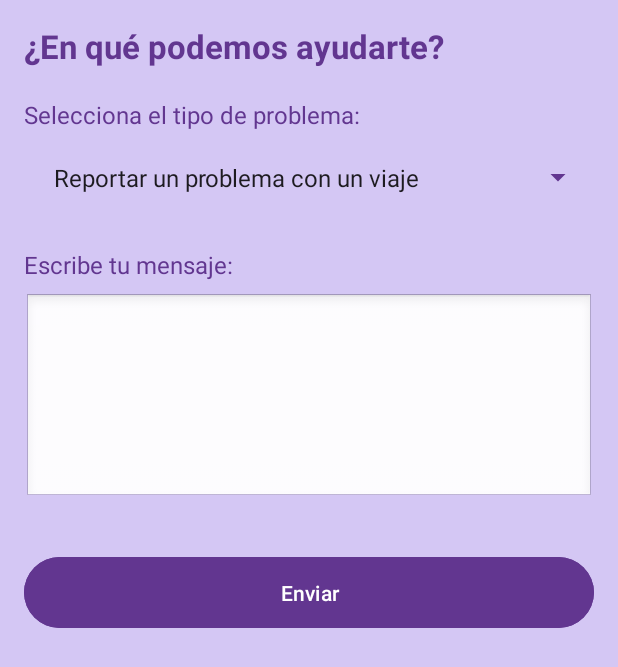
After one commit to micky16jhons24/safeher, an Android app: the AyudaActivity screen opened directly, with no data from a screen before it, on a phone screen of 412 x 824 dp. The commit adds this screen. Shown: the top 667 px of the screen. Run offline under Robolectric (Android 15) with nearby library versions, the phone set to English and light mode, and no system bars; Roboto replaces fonts that are not available here.

Commit message:
soporte Tecnico

```diff
--- a/app/src/main/AndroidManifest.xml
+++ b/app/src/main/AndroidManifest.xml
@@ -19,6 +19,9 @@
         android:supportsRtl="true"
         android:theme="@style/Theme.SAFEHER20"
         tools:targetApi="31">
+        <activity
+            android:name=".AyudaActivity"
+            android:exported="false" />
         <activity
             android:name=".CodigosActivity"
             android:exported="false" />
--- /dev/null
+++ b/app/src/main/java/com/example/safeher20/AyudaActivity.java
@@ -0,0 +1,49 @@
+package com.example.safeher20;
+
+import android.os.Bundle;
+import android.widget.ArrayAdapter;
+import android.widget.Button;
+import android.widget.EditText;
+import android.widget.Spinner;
+import android.widget.Toast;
+
+import androidx.appcompat.app.AppCompatActivity;
+
+public class AyudaActivity extends AppCompatActivity {
+
+    private Spinner spinnerTipoProblema;
+    private EditText editMensaje;
+    private Button btnEnviar;
+
+    @Override
+    protected void onCreate(Bundle savedInstanceState) {
+        super.onCreate(savedInstanceState);
+        setContentView(R.layout.activity_ayuda);
+
+        spinnerTipoProblema = findViewById(R.id.spinnerTipoProblema);
+        editMensaje = findViewById(R.id.editMensaje);
+        btnEnviar = findViewById(R.id.btnEnviar);
+
+        // Rellenar spinnerTipoProblema con opciones
+        ArrayAdapter<String> adapterProblemas = new ArrayAdapter<>(
+                this, android.R.layout.simple_spinner_item,
+                new String[] {
+                        "Reportar un problema con un viaje",
+                        "Objeto perdido",
+                        "Problema con un conductor",
+                        "Dudas generales",
+                        "Otros"
+                }
+        );
+        adapterProblemas.setDropDownViewResource(android.R.layout.simple_spinner_dropdown_item);
+        spinnerTipoProblema.setAdapter(adapterProblemas);
+
+        btnEnviar.setOnClickListener(v -> {
+            String problema = (String) spinnerTipoProblema.getSelectedItem();
+            String mensaje = editMensaje.getText().toString();
+
+            // Procesar el formulario aquí
+            Toast.makeText(this, "Formulario enviado:\nTipo: " + problema + "\nMensaje: " + mensaje, Toast.LENGTH_LONG).show();
+        });
+    }
+}
--- a/app/src/main/java/com/example/safeher20/MenuLateralActivity.java
+++ b/app/src/main/java/com/example/safeher20/MenuLateralActivity.java
@@ -37,7 +37,8 @@ public class MenuLateralActivity extends AppCompatActivity {
         });
 
         findViewById(R.id.opcionAyuda).setOnClickListener(v -> {
-            // Acción Ayuda
+            Intent intent = new Intent(MenuLateralActivity.this, AyudaActivity.class);
+            startActivity(intent);
         });
 
         findViewById(R.id.opcionSeguridad).setOnClickListener(v -> {
--- /dev/null
+++ b/app/src/main/res/layout/activity_ayuda.xml
@@ -0,0 +1,73 @@
+<?xml version="1.0" encoding="utf-8"?>
+<ScrollView xmlns:android="http://schemas.android.com/apk/res/android"
+    android:layout_width="match_parent"
+    android:layout_height="match_parent"
+    android:padding="16dp"
+    android:background="#D4C7F4">
+
+    <LinearLayout
+        android:orientation="vertical"
+        android:layout_width="match_parent"
+        android:layout_height="wrap_content">
+
+        <TextView
+            android:id="@+id/textEncabezado"
+            android:layout_width="match_parent"
+            android:layout_height="wrap_content"
+            android:text="¿En qué podemos ayudarte?"
+            android:textSize="22sp"
+            android:textStyle="bold"
+            android:textColor="#623690"
+            android:paddingBottom="20dp" />
+
+        <TextView
+            android:layout_width="match_parent"
+            android:layout_height="wrap_content"
+            android:text="Selecciona el tipo de problema:"
+            android:textColor="#623690"
+            android:textSize="16sp"
+            android:paddingBottom="8dp" />
+
+        <Spinner
+            android:id="@+id/spinnerTipoProblema"
+            android:layout_width="match_parent"
+            android:layout_height="wrap_content"
+            android:spinnerMode="dropdown"
+            android:padding="12dp"
+            android:backgroundTint="#623690"
+            android:popupBackground="#FFFFFF" />
+
+        <TextView
+            android:layout_width="match_parent"
+            android:layout_height="wrap_content"
+            android:text="Escribe tu mensaje:"
+            android:textColor="#623690"
+            android:textSize="16sp"
+            android:paddingTop="24dp"
+            android:paddingBottom="8dp" />
+
+        <EditText
+            android:id="@+id/editMensaje"
+            android:layout_width="match_parent"
+            android:layout_height="140dp"
+            android:gravity="top|start"
+            android:inputType="textMultiLine"
+            android:background="@android:drawable/edit_text"
+            android:padding="12dp"
+            android:textColor="#333333"
+            android:textSize="15sp" />
+
+        <Button
+            android:id="@+id/btnEnviar"
+            android:layout_width="match_parent"
+            android:layout_height="wrap_content"
+            android:text="Enviar"
+            android:textColor="#FFFFFF"
+            android:textAllCaps="false"
+            android:backgroundTint="#623690"
+            android:layout_marginTop="32dp"
+            android:padding="14dp"
+            android:elevation="4dp" />
+
+    </LinearLayout>
+</ScrollView>
```
